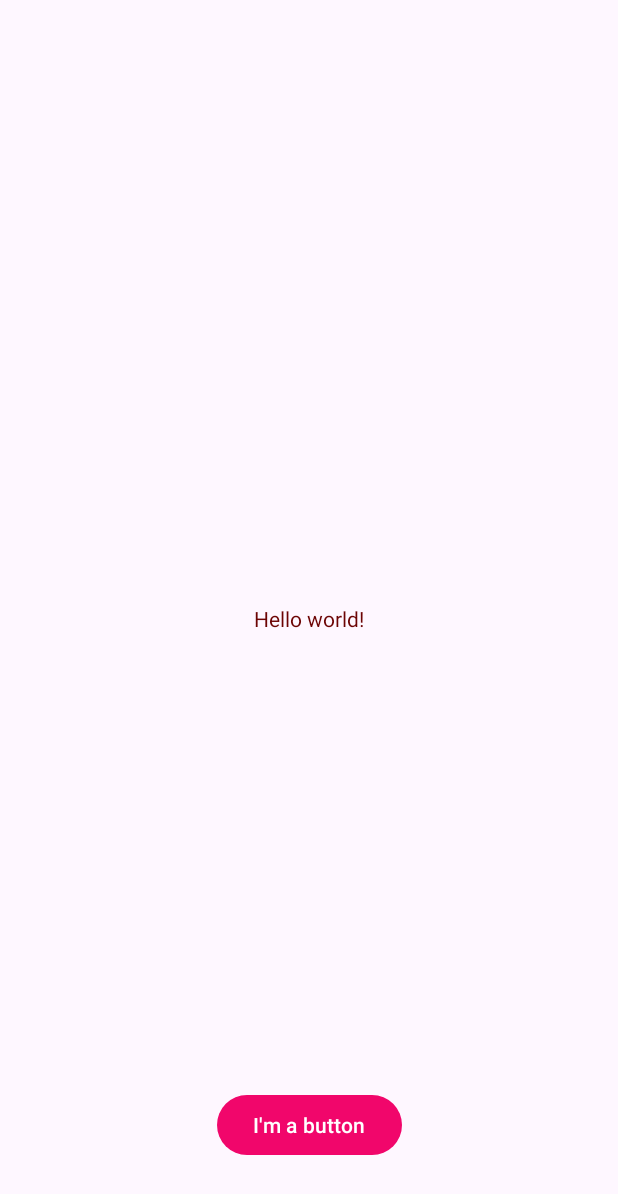
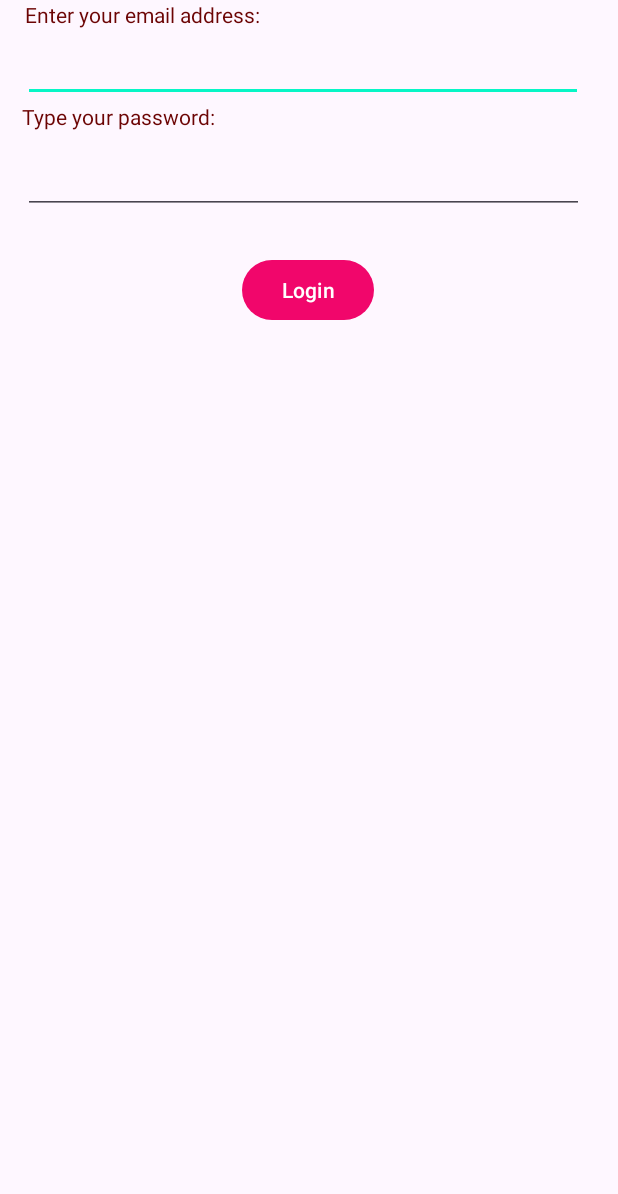
Before and after one commit to tonyxchen/TonyChensAndroidLabs, an Android app: the screen it shows after launch (MainActivity), on a phone screen of 412 x 824 dp. Shown: the top 1194 px of the screen. Run offline under Robolectric (Android 15) with nearby library versions, the phone set to English and light mode, and no system bars.

Commit message:
Finished Week4

```diff
--- a/app/src/main/AndroidManifest.xml
+++ b/app/src/main/AndroidManifest.xml
@@ -1,6 +1,9 @@
 <?xml version="1.0" encoding="utf-8"?>
 <manifest xmlns:android="http://schemas.android.com/apk/res/android"
     xmlns:tools="http://schemas.android.com/tools">
+
+    <uses-permission android:name="android.permission.CALL_PHONE"/>
+    <uses-feature android:name="android.hardware.camera" android:required="true"/>
 
     <application
         android:allowBackup="true"
@@ -11,6 +14,9 @@
         android:supportsRtl="true"
         android:theme="@style/Theme.TonyChensAndroidLabs"
         tools:targetApi="31">
+        <activity
+            android:name=".SecondActivity"
+            android:exported="false" />
         <activity
             android:name=".MainActivity"
             android:exported="true">
--- a/app/src/main/java/algonquin/cst2335/chen0872/MainActivity.java
+++ b/app/src/main/java/algonquin/cst2335/chen0872/MainActivity.java
@@ -2,13 +2,81 @@
 
 import androidx.appcompat.app.AppCompatActivity;
 
+import android.content.Context;
+import android.content.Intent;
+import android.content.SharedPreferences;
 import android.os.Bundle;
+import android.util.Log;
+import android.view.View;
+import android.widget.Button;
+import android.widget.EditText;
 
 public class MainActivity extends AppCompatActivity {
+
+    Button login;
+    EditText email;
+
+
+    private static final String TAG = "MainActivity";
 
     @Override
     protected void onCreate(Bundle savedInstanceState) {
         super.onCreate(savedInstanceState);
         setContentView(R.layout.activity_main);
+        Log.w( TAG, "In onCreate() - Loading Widgets" );
+
+        Button login = findViewById(R.id.loginButton);
+        EditText email = findViewById(R.id.emailEditText);
+
+        SharedPreferences prefs = getSharedPreferences("MyData", Context.MODE_PRIVATE);
+        String emailAddress = prefs.getString("LoginName", "");
+        email.setText(emailAddress);
+        SharedPreferences.Editor editor = prefs.edit();
+
+
+
+
+        login.setOnClickListener( new View.OnClickListener(){
+            public void onClick(View v) {
+                Intent nextPage = new Intent(MainActivity.this, SecondActivity.class);
+                nextPage.putExtra("EmailAddress", email.getText().toString());
+                startActivity(nextPage);
+                editor.putString("LoginName", email.getText().toString());
+                editor.apply();
+            }
+        });
+
     }
+
+    @Override
+    protected void onResume() {
+        super.onResume();
+        Log.w( TAG, "In onResume() - The application is now responding to user input" );
+    }
+
+    @Override
+    protected void onPause() {
+        super.onPause();
+        Log.w( TAG, "In onPause() - The application no longer responds to user input" );
+    }
+
+    @Override
+    protected void onDestroy() {
+        super.onDestroy();
+        Log.w( TAG, "In onDestroy() - Any memory used by the application is freed." );
+    }
+
+    @Override
+    protected void onStop() {
+        super.onStop();
+        Log.w( TAG, "In onStop() - The application is no longer visible." );
+    }
+
+    @Override
+    protected void onStart() {
+        super.onStart();
+        Log.w( TAG, "In onStart() - The application is now visible on screen." );
+    }
+
+
 }
--- a/app/src/main/res/layout/activity_main.xml
+++ b/app/src/main/res/layout/activity_main.xml
@@ -7,22 +7,57 @@
     tools:context=".MainActivity">
 
     <TextView
+        android:id="@+id/textView2"
+        android:layout_width="376dp"
+        android:layout_height="28dp"
+        android:text="Enter your email address:"
+        app:layout_constraintEnd_toEndOf="parent"
+        app:layout_constraintHorizontal_bias="0.457"
+        app:layout_constraintStart_toStartOf="parent"
+        tools:layout_editor_absoluteY="37dp" />
+
+    <EditText
+        android:id="@+id/emailEditText"
+        android:layout_width="373dp"
+        android:layout_height="40dp"
+        android:inputType="textEmailAddress"
+        android:text="Type email here"
+        app:layout_constraintEnd_toEndOf="parent"
+        app:layout_constraintHorizontal_bias="0.394"
+        app:layout_constraintStart_toStartOf="parent"
+        app:layout_constraintTop_toBottomOf="@+id/textView2" />
+
+    <TextView
+        android:id="@+id/textView3"
+        android:layout_width="376dp"
+        android:layout_height="35dp"
+        android:text="Type your password:"
+        app:layout_constraintEnd_toEndOf="parent"
+        app:layout_constraintHorizontal_bias="0.4"
+        app:layout_constraintStart_toStartOf="parent"
+        app:layout_constraintTop_toBottomOf="@+id/emailEditText" />
+
+    <Button
+        android:id="@+id/loginButton"
         android:layout_width="wrap_content"
         android:layout_height="wrap_content"
-        android:text="@string/hello_message"
+        android:layout_marginBottom="412dp"
+        android:text="Login"
         app:layout_constraintBottom_toBottomOf="parent"
         app:layout_constraintEnd_toEndOf="parent"
+        app:layout_constraintHorizontal_bias="0.498"
         app:layout_constraintStart_toStartOf="parent"
-        app:layout_constraintTop_toTopOf="parent" />
+        app:layout_constraintTop_toBottomOf="@+id/editText2"
+        app:layout_constraintVertical_bias="0.121" />
 
-    <Button
-        android:layout_width="wrap_content"
-        android:layout_height="wrap_content"
-        android:layout_marginBottom="50dp"
-        android:text="@string/button_message"
-        app:layout_constraintBottom_toBottomOf="parent"
+    <EditText
+        android:id="@+id/editText2"
+        android:layout_width="374dp"
+        android:layout_height="39dp"
+        android:inputType="textPassword"
         app:layout_constraintEnd_toEndOf="parent"
-        app:layout_constraintHorizontal_bias="0.5"
-        app:layout_constraintStart_toStartOf="parent" />
+        app:layout_constraintHorizontal_bias="0.411"
+        app:layout_constraintStart_toStartOf="parent"
+        app:layout_constraintTop_toBottomOf="@+id/textView3" />
 
 </androidx.constraintlayout.widget.ConstraintLayout>
```
Also changed, not shown: app/src/main/java/algonquin/cst2335/chen0872/SecondActivity.java (added, +121 -0 lines), app/src/main/res/layout/activity_second.xml (added, +62 -0 lines).
